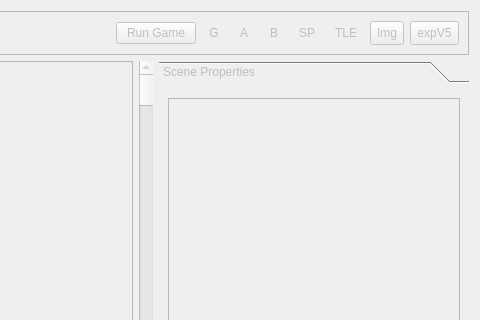
RSDKModding/RetroED, file RetroEDv2/tools/sceneeditor.ui: the form before one commit; both pictures show x 408 to 888 and y 0 to 320 of the 888 by 471 pixel window.
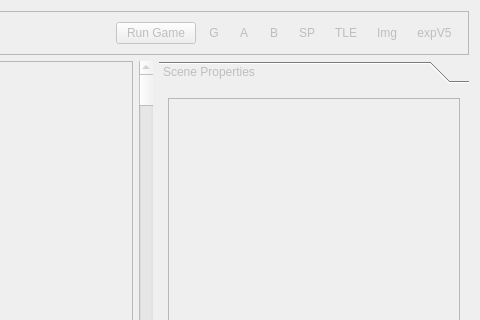
The form after the commit. Icons and pictures are not drawn.

The edit to the form file:
```diff
--- a/RetroEDv2/tools/sceneeditor.ui
+++ b/RetroEDv2/tools/sceneeditor.ui
@@ -300,6 +300,9 @@
          <iconset resource="../resources.qrc">
           <normaloff>:/icons/ic_image_48px.svg</normaloff>:/icons/ic_image_48px.svg</iconset>
         </property>
+        <property name="autoRaise">
+         <bool>true</bool>
+        </property>
        </widget>
       </item>
       <item row="0" column="11">
@@ -442,6 +445,9 @@
          <iconset resource="../resources.qrc">
           <normaloff>:/icons/ic_export_48px.svg</normaloff>:/icons/ic_export_48px.svg</iconset>
         </property>
+        <property name="autoRaise">
+         <bool>true</bool>
+        </property>
        </widget>
       </item>
       <item row="0" column="2">
```
Left out of the diff: 6 changed lines with no effect on the pictures.
